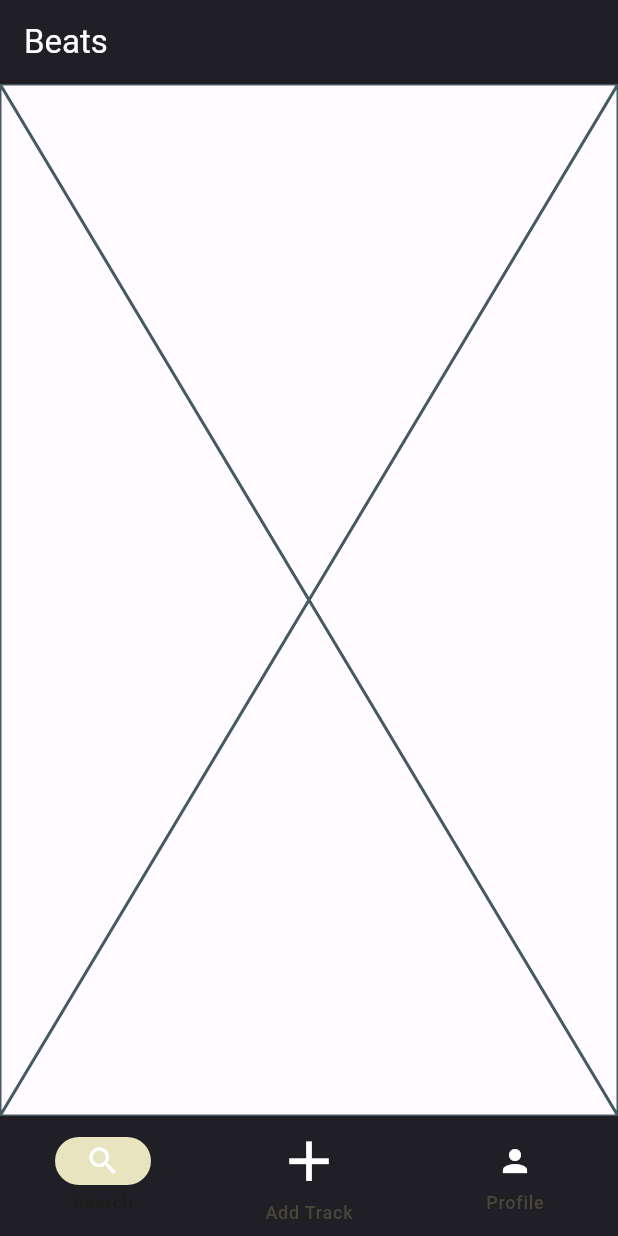
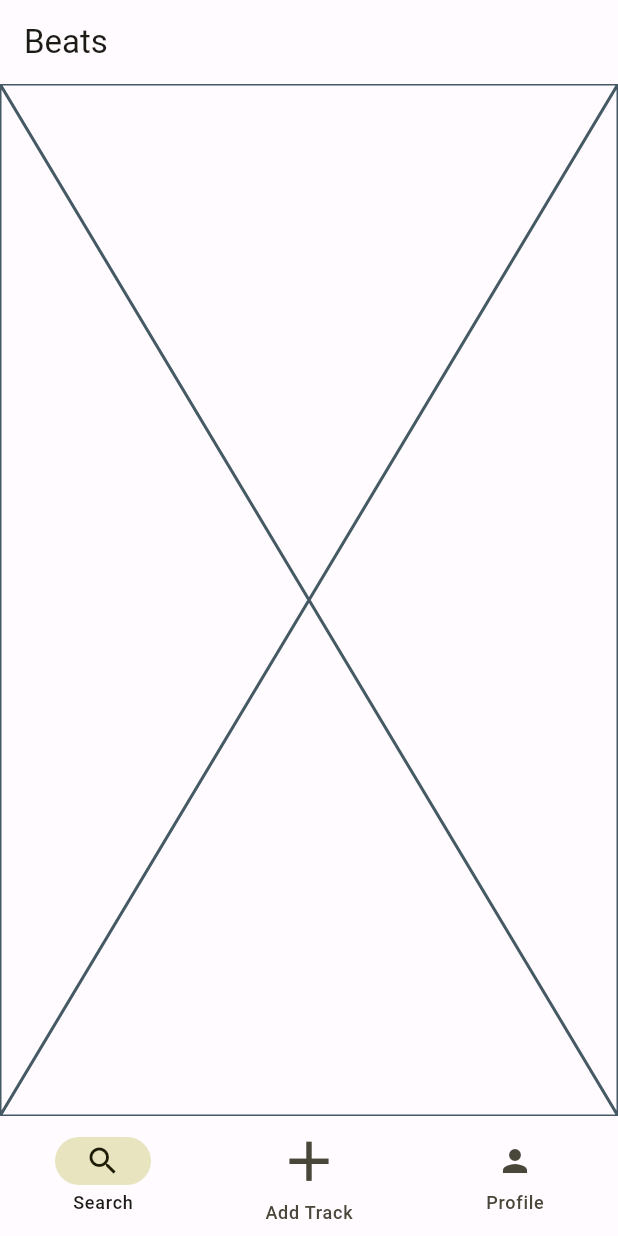
Before and after one commit to Damovetsky/beats-mavra, a Flutter app: the screen it shows after launch, on a phone screen of 412 x 824 dp. Run offline on Flutter 3.47's test engine with Material 2 defaults, Android fonts, the phone set to English and light mode, and no system bars; our stand-ins replace firebase_core; accounts and stored records are empty.

Commit message:
NavBar colors

```diff
--- a/lib/main.dart
+++ b/lib/main.dart
@@ -14,7 +14,11 @@ class App extends StatelessWidget {
   Widget build(BuildContext context) {
     return MaterialApp(
       title: 'Flutter Demo',
-      theme: ThemeData(useMaterial3: true, colorScheme: lightColorScheme),
+      theme: ThemeData(
+          useMaterial3: true,
+          colorScheme: lightColorScheme,
+
+      ),
       darkTheme: ThemeData(useMaterial3: true, colorScheme: darkColorScheme),
       home: HomePage(),
     );
--- a/lib/view/home_page/home_page.dart
+++ b/lib/view/home_page/home_page.dart
@@ -17,16 +17,13 @@ class _HomePageState extends State<HomePage> {
     return Scaffold(
       body: Placeholder(),
       appBar: AppBar(
-        backgroundColor: Color(0xff211F26),
         title: const Text(
           'Beats',
           style: TextStyle(
-            color: Colors.white,
           ),
         ),
       ),
       bottomNavigationBar: NavigationBar(
-        backgroundColor: Color(0xff211F26),
         onDestinationSelected: (int index) {
           setState(() {
             currentPageIndex = index;
@@ -37,14 +34,12 @@ class _HomePageState extends State<HomePage> {
           NavigationDestination(
             icon: Icon(
                 Icons.search,
-                color: Colors.white
             ),
             label: 'Search',
           ),
           NavigationDestination(
             icon: Icon(
               Icons.add,
-              color: Colors.white,
               size: 45,
             ),
             label: 'Add Track',
@@ -52,7 +47,6 @@ class _HomePageState extends State<HomePage> {
           NavigationDestination(
             icon: Icon(
                 Icons.person,
-                color: Colors.white
             ),
             label: 'Profile',
           ),
```
